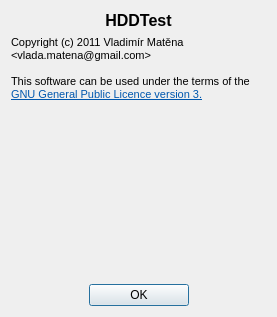
The window that about.ui (vladamatena/hddtest) describes before a commit, drawn with Qt 5.
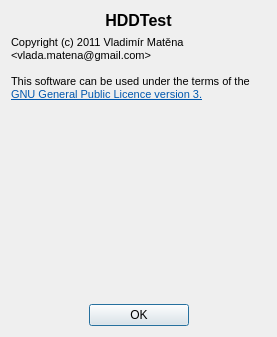
The same window after the commit. Icons and pictures are not drawn.

What changed in the file:
```diff
--- a/about.ui
+++ b/about.ui
@@ -10,7 +10,7 @@
     <x>0</x>
     <y>0</y>
     <width>277</width>
-    <height>317</height>
+    <height>337</height>
    </rect>
   </property>
   <property name="sizePolicy">
```
Left out of the diff: 4 changed lines with no effect on the pictures.
